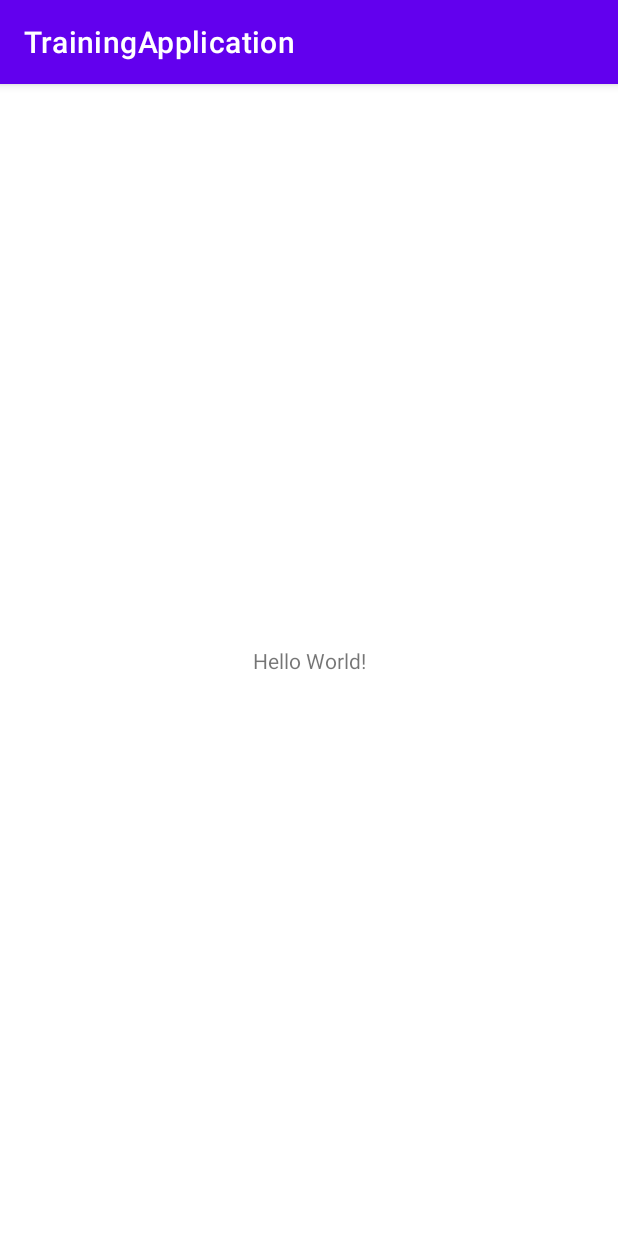
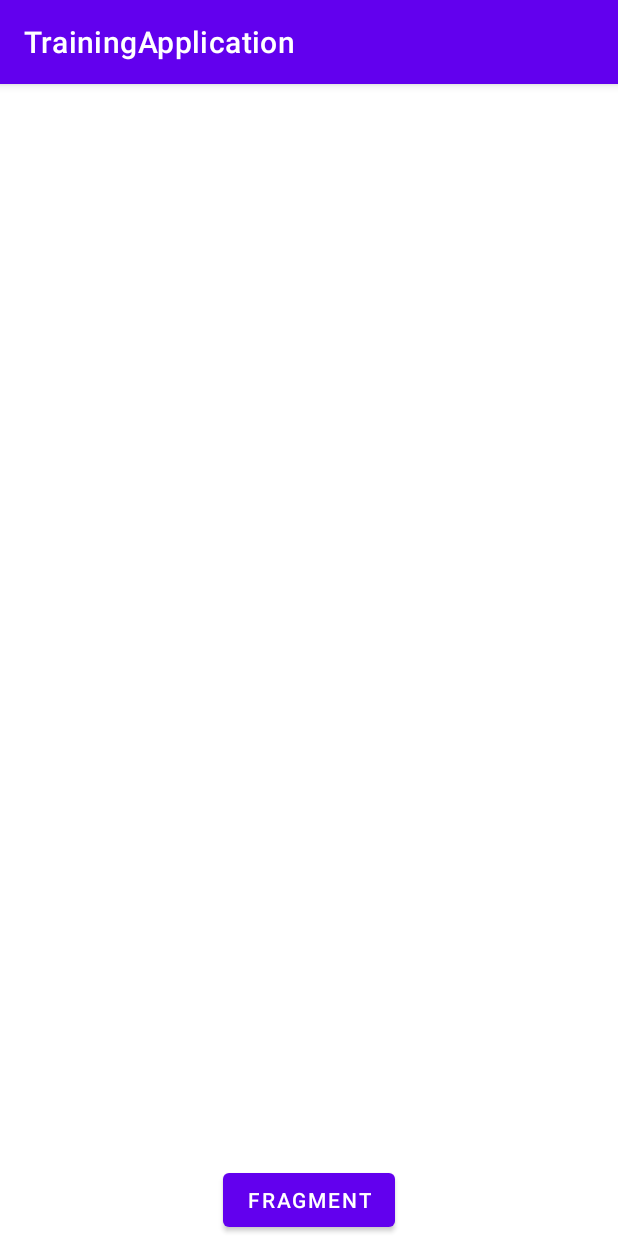
Before and after one commit to tana142/TrainingRikkeiSoft, an Android app: the screen it shows after launch (MainActivity), on a phone screen of 412 x 824 dp. Run offline under Robolectric (Android 15) with nearby library versions, the phone set to English and light mode, and no system bars.

Commit message:
finish_fragment_state_change

```diff
--- a/TrainingApplication/app/build.gradle
+++ b/TrainingApplication/app/build.gradle
@@ -32,7 +32,9 @@ dependencies {
     implementation 'androidx.appcompat:appcompat:1.4.0'
     implementation 'com.google.android.material:material:1.4.0'
     implementation 'androidx.constraintlayout:constraintlayout:2.1.2'
+    implementation 'androidx.legacy:legacy-support-v4:1.0.0'
     testImplementation 'junit:junit:4.+'
     androidTestImplementation 'androidx.test.ext:junit:1.1.3'
     androidTestImplementation 'androidx.test.espresso:espresso-core:3.4.0'
+    implementation "androidx.fragment:fragment-ktx:1.4.0"
 }
--- a/TrainingApplication/app/src/main/res/layout/activity_main.xml
+++ b/TrainingApplication/app/src/main/res/layout/activity_main.xml
@@ -6,13 +6,18 @@
     android:layout_height="match_parent"
     tools:context=".MainActivity">
 
-    <TextView
+<androidx.fragment.app.FragmentContainerView
+    android:layout_width="match_parent"
+    android:layout_height="match_parent"
+    android:id="@+id/container"/>
+
+    <Button
         android:layout_width="wrap_content"
         android:layout_height="wrap_content"
-        android:text="Hello World!"
-        app:layout_constraintBottom_toBottomOf="parent"
+        android:text="Fragment"
         app:layout_constraintLeft_toLeftOf="parent"
         app:layout_constraintRight_toRightOf="parent"
-        app:layout_constraintTop_toTopOf="parent" />
+        app:layout_constraintBottom_toBottomOf="parent"
+        android:id="@+id/btn_fragment"/>
 
 </androidx.constraintlayout.widget.ConstraintLayout>
--- a/TrainingApplication/app/src/main/res/values/strings.xml
+++ b/TrainingApplication/app/src/main/res/values/strings.xml
@@ -1,3 +1,5 @@
 <resources>
     <string name="app_name">TrainingApplication</string>
+    <!-- TODO: Remove or change this placeholder text -->
+    <string name="hello_blank_fragment">Hello blank fragment</string>
 </resources>
```
Also changed, not shown: TrainingApplication/app/src/main/java/com/rikkei/training/activity/trainingapplication/Fragment1.java (added, +92 -0 lines), TrainingApplication/app/src/main/java/com/rikkei/training/activity/trainingapplication/MainActivity.java (+13 -0 lines), TrainingApplication/app/src/main/res/layout/fragment_1.xml (added, +14 -0 lines), 1 other file.
